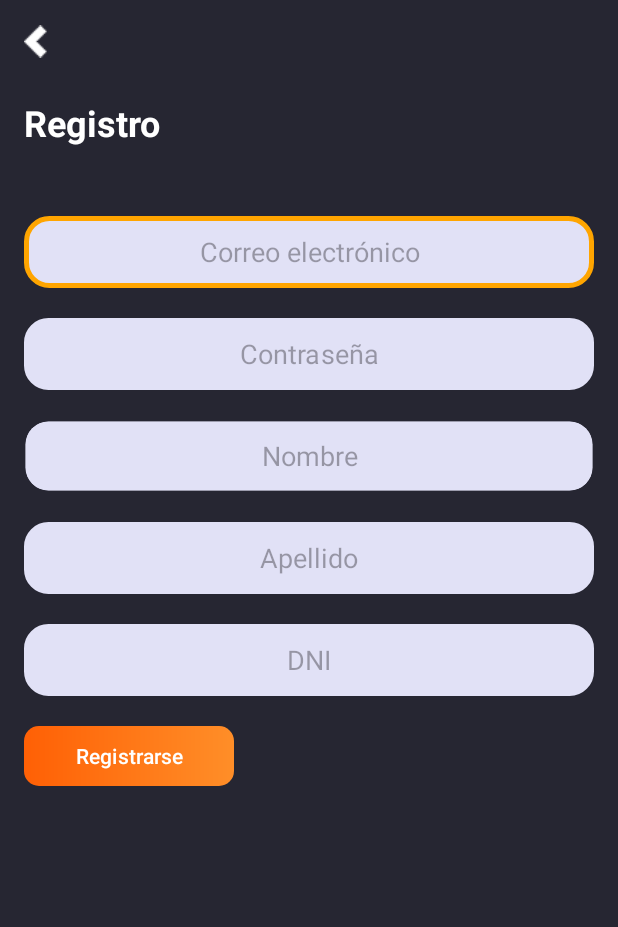
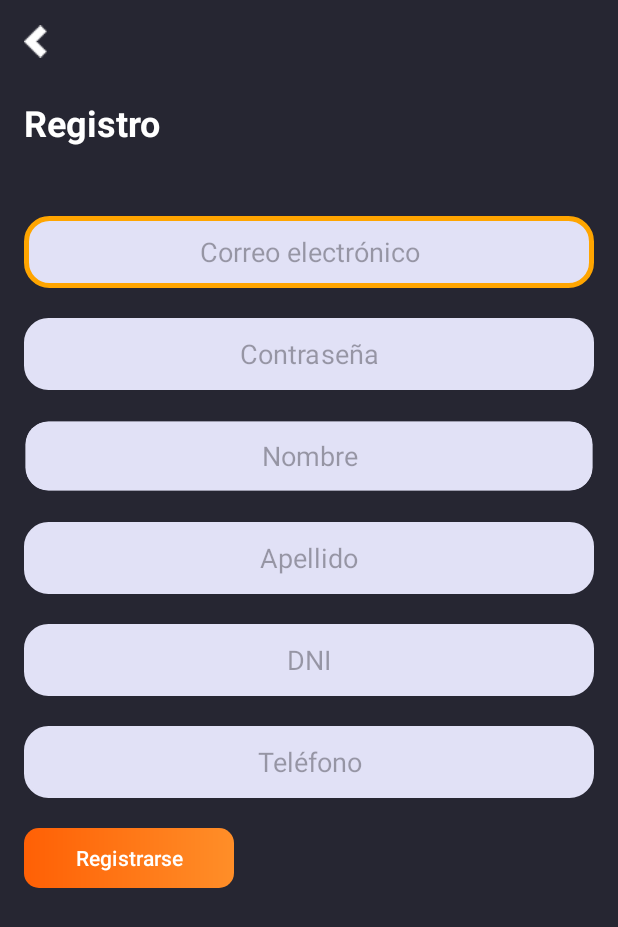
Before and after one commit to grupoA7ISPC/MisRutinas-PracticasProfesionalizante, an Android app: the RegistroActivity screen opened directly, with no data from a screen before it, after a tap on "Registrarse", on a phone screen of 412 x 824 dp. Shown: the top 927 px of the screen. Run offline under Robolectric (Android 15) with nearby library versions, the phone set to English and light mode, and no system bars; our stand-ins replace Firebase (no records; nobody signed in at launch, a user with empty details on screens opened directly).

Commit message:
Añade validaciones y campo teléfono en registro

```diff
--- a/Movil/app/src/main/java/com/cdp/misrutinas/MRSQLiteHelper.java
+++ b/Movil/app/src/main/java/com/cdp/misrutinas/MRSQLiteHelper.java
@@ -22,7 +22,7 @@ public class MRSQLiteHelper extends SQLiteOpenHelper {
         tables[0][0] = "CREATE TABLE Rol (id_rol INTEGER PRIMARY KEY AUTOINCREMENT, nombre_rol CHAR(10) NOT NULL)";
         tables[0][1] = "Rol";
 
-        tables[1][0] = "CREATE TABLE Usuario (id_usuario INTEGER NOT NULL PRIMARY KEY AUTOINCREMENT, apellido VARCHAR(45), nombre VARCHAR(45), dni INTEGER,  email VARCHAR(75) NOT NULL,tel INTEGER, pass VARCHAR(16),  id_rol INTEGER, FOREIGN KEY (id_rol) REFERENCES Rol(id_rol))";
+        tables[1][0] = "CREATE TABLE Usuario (id_usuario INTEGER NOT NULL PRIMARY KEY AUTOINCREMENT, apellido VARCHAR(15) NOT NULL, nombre VARCHAR(15) NOT NULL, dni INTEGER NOT NULL, email VARCHAR(75) NOT NULL, tel VARCHAR(15) NOT NULL, pass VARCHAR(16) NOT NULL, id_rol INTEGER, FOREIGN KEY (id_rol) REFERENCES Rol(id_rol))";
         tables[1][1] = "Usuario";
 
         tables[2][0] = "CREATE TABLE Socio (id_socio INTEGER NOT NULL PRIMARY KEY AUTOINCREMENT, id_usuario INTEGER, FOREIGN KEY (id_usuario) REFERENCES Usuario(id_usuario))";
--- a/Movil/app/src/main/java/com/cdp/misrutinas/RegistroActivity.java
+++ b/Movil/app/src/main/java/com/cdp/misrutinas/RegistroActivity.java
@@ -27,6 +27,8 @@ public class RegistroActivity extends AppCompatActivity {
 
     private EditText textPassword;
 
+    private EditText textTel;
+
     private Button btnInsertar;
     private FirebaseAuth mAuth;
 
@@ -40,6 +42,7 @@ public class RegistroActivity extends AppCompatActivity {
         textDNI = findViewById(R.id.textDNI);
         textEmail = findViewById(R.id.textEmail);
         textPassword = findViewById(R.id.textPassword);
+        textTel = findViewById(R.id.textTel);
         btnInsertar = findViewById(R.id.btnInsertar);
 
         // Inicializa Firebase Authentication
@@ -55,13 +58,14 @@ public class RegistroActivity extends AppCompatActivity {
                 final String nombre = textNombre.getText().toString();
                 final String apellido = textApellido.getText().toString();
                 final String dni = textDNI.getText().toString();
+                final String tel = textTel.getText().toString();
 
                 if (TextUtils.isEmpty(email) || TextUtils.isEmpty(password)) {
-                    Toast.makeText(RegistroActivity.this, "Rellene los campos obligatorios", Toast.LENGTH_SHORT).show();
+                    Toast.makeText(RegistroActivity.this, "Rellene todos los campos.", Toast.LENGTH_SHORT).show();
                     return;
                 }
 
-                boolean validUser = crud.isValidUser(email, password, nombre, apellido, dni);
+                boolean validUser = crud.isValidUser(email, password, nombre, apellido, dni, tel);
 
                 if (validUser) {
                     // Registra al usuario en Firebase Authentication
@@ -73,7 +77,7 @@ public class RegistroActivity extends AppCompatActivity {
                                         // El usuario se ha registrado con éxito en Firebase
                                         final FirebaseUser user = mAuth.getCurrentUser();
 
-                                        long id = crud.insertarUsuario(email, password, nombre, apellido, dni);
+                                        long id = crud.insertarUsuario(email, password, nombre, apellido, dni, tel);
 
                                         if (id != -1) {
                                             // Registro exitoso en Firebase y en la base de datos local
--- a/Movil/app/src/main/res/layout/activity_registro.xml
+++ b/Movil/app/src/main/res/layout/activity_registro.xml
@@ -39,7 +39,7 @@
         android:visibility="visible"
         android:background="@drawable/input_generico"
         android:layout_marginTop="20dp"
-        android:maxLength="75"/>
+        android:maxLength="150"/>
 
     <EditText
         android:id="@+id/textPassword"
@@ -66,7 +66,7 @@
         android:visibility="visible"
         android:background="@drawable/input_generico"
         android:layout_marginTop="20dp"
-        android:maxLength="45"
+        android:maxLength="15"
         />
 
     <EditText
@@ -80,7 +80,7 @@
         android:inputType="text"
         android:textAlignment="center"
         android:visibility="visible"
-        android:maxLength="45"/>
+        android:maxLength="15"/>
 
     <EditText
         android:id="@+id/textDNI"
@@ -95,6 +95,20 @@
         android:visibility="visible"
         android:maxLength="8"/>
 
+    <EditText
+        android:id="@+id/textTel"
+        android:layout_width="match_parent"
+        android:layout_height="48dp"
+        android:layout_marginTop="20dp"
+        android:background="@drawable/input_generico"
+        android:ems="10"
+        android:hint="@string/inputTel"
+        android:inputType="phone"
+        android:textAlignment="center"
+        android:visibility="visible"
+        android:maxLength="15"
+        />
+
     <Button
         android:id="@+id/btnInsertar"
         android:layout_width="140dp"
```
Also changed, not shown: Movil/app/src/main/java/com/cdp/misrutinas/CrudCliente.java (+36 -16 lines).
